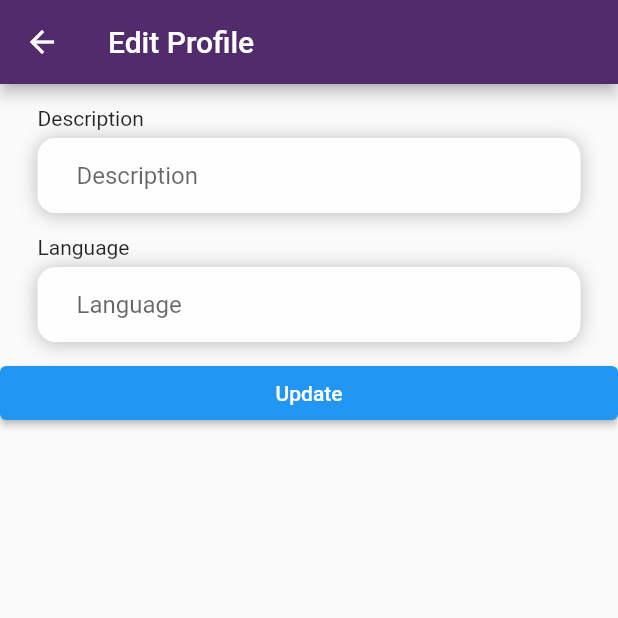
After one commit to KelvinYou/fyp_tour_guide_app, a Flutter app: the ProfileSetting screen opened directly, after a tap on "edit guide detail", on a phone screen of 412 x 824 dp, the top half of it. The commit adds this screen. Run offline on Flutter 3.47's test engine with Material 2 defaults, Android fonts, the phone set to English and light mode, and no system bars; our stand-ins replace cloud_firestore, firebase_auth, firebase_core, firebase_storage, flutter_rating_bar, image_picker; accounts and stored records are empty; network calls fail.

Commit message:
update guide detail

```diff
--- a/lib/resources/firestore_methods.dart
+++ b/lib/resources/firestore_methods.dart
@@ -46,6 +46,21 @@ class FireStoreMethods {
         "phoneNumber": phoneNumber,
         },);
         res = "success";
+    } catch (err) {
+      res = err.toString();
+    }
+    return res;
+  }
+
+  Future<String> updateGuideDetail(String uid, String description, String language) async {
+    String res = "Some error occurred";
+
+    try {
+      _firestore.collection('tourGuides').doc(uid).update({
+        "description": description,
+        "language": language,
+      },);
+      res = "success";
     } catch (err) {
       res = err.toString();
     }
--- /dev/null
+++ b/lib/ui_view/guide_detail_view.dart
@@ -0,0 +1,132 @@
+import 'package:flutter/material.dart';
+import 'package:flutter/services.dart';
+import 'package:fyp_project/resources/firestore_methods.dart';
+
+import 'package:fyp_project/widget/app_theme.dart';
+import 'package:fyp_project/widget/text_field_input.dart';
+
+import 'package:cloud_firestore/cloud_firestore.dart';
+import 'package:firebase_auth/firebase_auth.dart';
+import 'package:fyp_project/utils/utils.dart';
+
+class GuideDetail extends StatefulWidget {
+  const GuideDetail({super.key});
+
+  @override
+  State<GuideDetail> createState() => _GuideDetailState();
+}
+
+class _GuideDetailState extends State<GuideDetail> {
+  bool isLoading = false;
+  var userData = {};
+  var tourGuideData = {};
+  Uint8List? _image;
+
+  TextEditingController _descriptionController = TextEditingController();
+  TextEditingController _languageController = TextEditingController();
+
+  @override
+  void initState() {
+    super.initState();
+    getData();
+  }
+
+  getData() async {
+    setState(() {
+      isLoading = true;
+    });
+    try {
+      var userSnap = await FirebaseFirestore.instance
+          .collection('tourGuides')
+          .doc(FirebaseAuth.instance.currentUser!.uid)
+          .get();
+
+      userData = userSnap.data()!;
+      _descriptionController = TextEditingController(text: userData["description"]);
+      _languageController = TextEditingController(text: userData["language"]);
+
+      setState(() {});
+    } catch (e) {
+      showSnackBar(
+        context,
+        e.toString(),
+      );
+    }
+    setState(() {
+      isLoading = false;
+    });
+  }
+
+  updateProfile() async {
+    setState(() {
+      isLoading = true;
+    });
+
+    try {
+      String res = await FireStoreMethods().updateGuideDetail(
+        FirebaseAuth.instance.currentUser!.uid,
+        _descriptionController.text,
+        _languageController.text,
+      );
+      if (res == "success") {
+        setState(() {
+          isLoading = false;
+        });
+        showSnackBar(
+          context,
+          'Updated!',
+        );
+      } else {
+        showSnackBar(context, res);
+      }
+    } catch (err) {
+      setState(() {
+        isLoading = false;
+      });
+      showSnackBar(
+        context,
+        err.toString(),
+      );
+    }
+  }
+
+  @override
+  Widget build(BuildContext context) {
+    return isLoading
+        ? const Center(
+      child: CircularProgressIndicator(),
+    )
+        : Scaffold(
+      appBar: AppBar(
+        backgroundColor: AppTheme.primary,
+        title: const Text('Edit Profile'),
+      ),
+      body: ListView(
+        children: [
+          const SizedBox(height: 10),
+          const Padding(
+            padding: EdgeInsets.symmetric(horizontal: 25, vertical: 5),
+            child: Text("Description"),
+          ),
+          TextFieldInput(
+              textEditingController: _descriptionController,
+              hintText: "Description",
+              textInputType: TextInputType.text),
+
+          const SizedBox(height: 10),
+          const Padding(
+            padding: EdgeInsets.symmetric(horizontal: 25, vertical: 5),
+            child: Text("Language"),
+          ),
+          TextFieldInput(
+              textEditingController: _languageController,
+              hintText: "Language",
+              textInputType: TextInputType.text),
+
+          const SizedBox(height: 10),
+          ElevatedButton(onPressed: updateProfile, child: Text("Update"))
+        ],
+      ),
+    );
+  }
+}
--- a/lib/ui_view/profile_setting_view.dart
+++ b/lib/ui_view/profile_setting_view.dart
@@ -1,5 +1,6 @@
 import 'package:flutter/material.dart';
 import 'package:flutter/services.dart';
+import 'package:fyp_project/ui_view/guide_detail_view.dart';
 
 import 'package:fyp_project/widget/app_theme.dart';
 import 'package:fyp_project/resources/auth_methods.dart';
@@ -72,6 +73,21 @@ class _ProfileSettingState extends State<ProfileSetting> {
             GestureDetector(
               onTap: () => Navigator.of(context).push(
                 MaterialPageRoute(
+                  builder: (context) => const GuideDetail(),
+                ),
+              ),
+              child: const Text(
+                "edit guide detail",
+                style: TextStyle(
+                  fontWeight: FontWeight.bold,
+                  color: Colors.blue,
+                ),
+              ),
+            ),
+            const SizedBox(height: 20.0),
+            GestureDetector(
+              onTap: () => Navigator.of(context).push(
+                MaterialPageRoute(
                   builder: (context) => const ResetEmail(),
                 ),
               ),
```
